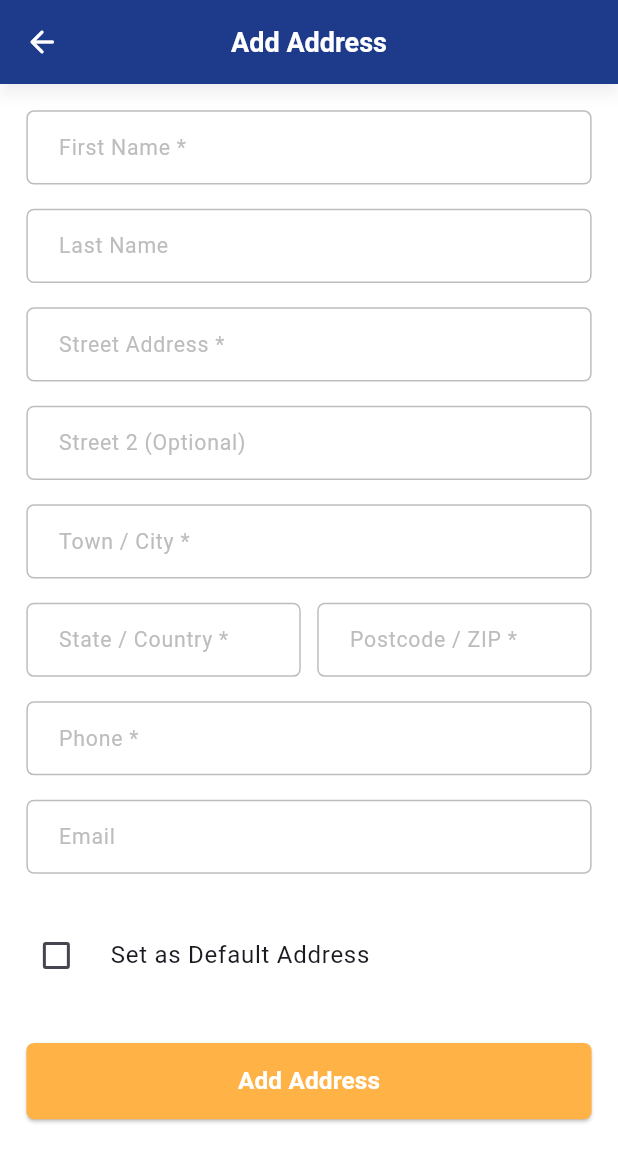
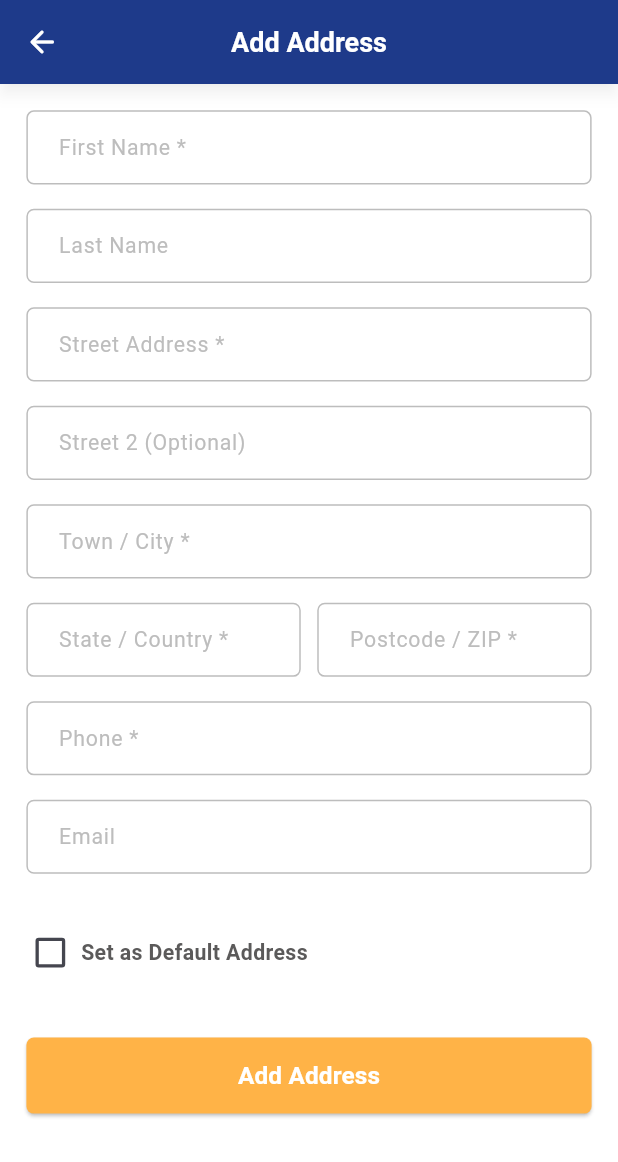
Before and after one commit to vasavi1232/Ezyorders_Flutter_New, a Flutter app: the AddAddressScreen screen opened by its route, on a phone screen of 412 x 824 dp. Shown: the top 1162 px of the screen. Run offline on Flutter 3.47's test engine with Material 3 defaults, Android fonts, the phone set to English and light mode, and no system bars; our stand-ins replace cached_network_image, device_info_plus, dots_indicator, flutter_cache_manager, flutter_html, flutter_screenutil and 13 more; missing offline and left inert: flutter_downloader, flutter_html_table, in_app_update, mobile_scanner, pdfx, razorpay_flutter; accounts and stored records are empty; network calls fail; Roboto replaces fonts that are missing (OpenSans).

Commit message:
made ui changes in add address,logout popup, send feedback and product details popup screens

```diff
--- a/lib/presentation/features/account/add_address_screen.dart
+++ b/lib/presentation/features/account/add_address_screen.dart
@@ -151,6 +151,9 @@ class _AddAddressScreenState extends State<AddAddressScreen> {
 
   @override
   Widget build(BuildContext context) {
+    final bool isLandscape = MediaQuery.of(context).orientation == Orientation.landscape;
+    final bool isTablet = AppTheme.isTablet(context);
+
     return Scaffold(
       appBar: AppBar(
         elevation: 4, // 👈 controls shadow intensity
@@ -230,27 +233,51 @@ class _AddAddressScreenState extends State<AddAddressScreen> {
                             return null;
                           }),
                       SizedBox(height: 10.h),
-                      CheckboxListTile(
-                        title: const Text("Set as Default Address"),
+
+                      // Custom Checkbox Row for better scaling control in tablet landscape
+                      InkWell(
+                        onTap: () => setState(() => _isDefault = !_isDefault),
+                        child: Padding(
+                          padding: EdgeInsets.symmetric(vertical: 10.h),
+                          child: Row(
+                            children: [
+                              Transform.scale(
+                                scale: (isLandscape && isTablet) ? 1.8 : 1.1,
+                                child: Checkbox(
                                   value: _isDefault,
                                   onChanged: (val) {
                                     setState(() {
                                       _isDefault = val ?? false;
                                     });
                                   },
-                        activeColor: AppTheme.primaryButtonColor,
-                        controlAffinity: ListTileControlAffinity.leading,
-                        contentPadding: EdgeInsets.zero,
+                                  activeColor: AppTheme.darkerGrayColor,
+                                  materialTapTargetSize: MaterialTapTargetSize.shrinkWrap,
+                                  visualDensity: VisualDensity.compact,
                                 ),
+                              ),
+                              SizedBox(width: (isLandscape && isTablet) ? 10.w : 4.w),
+                              Text(
+                                "Set as Default Address",
+                                style: TextStyle(
+                                  fontSize: (isLandscape && isTablet) ? 16.sp : 14.sp,
+                                  color: AppTheme.darkerGrayColor,
+                                  fontWeight: FontWeight.w600,
+                                ),
+                              ),
+                            ],
+                          ),
+                        ),
+                      ),
+
                       SizedBox(height: 30.h),
                       SizedBox(
                         width: double.infinity,
-                        height: 50.h,
+                        height: (isLandscape && isTablet) ? 75.h : 50.h,
                         child: ElevatedButton(
                           onPressed: provider.isLoading ? null : _onSubmit,
                           style: ElevatedButton.styleFrom(
                               backgroundColor: AppTheme.primaryButtonColor,
-                              minimumSize: Size(double.infinity, 45.h),
+                              minimumSize: Size(double.infinity, (isLandscape && isTablet) ? 65.h : 45.h),
                               shape: RoundedRectangleBorder(
                                   borderRadius: BorderRadius.circular(
                                       AppTheme.authButtonRadius.r))),
```
Also changed, not shown: lib/presentation/features/dashboard/widgets/logout_dialog.dart (+18 -1 lines), lib/presentation/features/dashboard/widgets/product_details_bottom_sheet.dart (+5 -3 lines), lib/presentation/features/drawer/send_feedback_screen.dart (+5 -2 lines), lib/presentation/features/products/widgets/product_details_bottom_sheet.dart (+12 -5 lines). Lines whose indentation alone changed are shown as unchanged.
